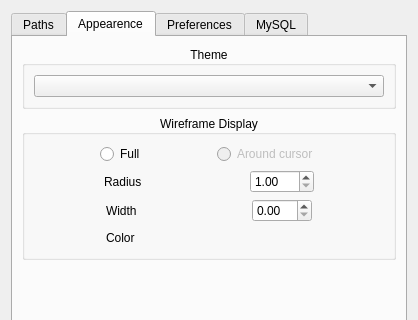
Qt form src/noggit/ui/SettingsPanel.ui (Marlamin/noggit-red) before a commit; both pictures show x 0 to 418 and y 0 to 320 of the 418 by 560 pixel window.
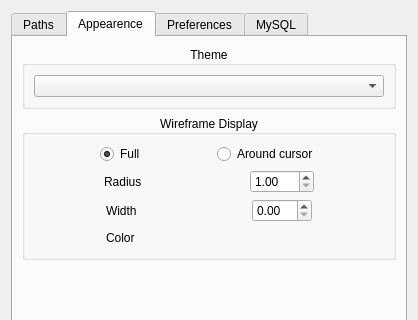
The same form after that commit. The open tabs and pages were chosen to show the change. Icons and pictures are not drawn. Custom widgets are drawn as their Qt base class.

The edit to the form file:
```diff
--- a/src/noggit/ui/SettingsPanel.ui
+++ b/src/noggit/ui/SettingsPanel.ui
@@ -282,6 +282,12 @@
                     <property name="text">
                      <string>Full</string>
                     </property>
+                    <property name="checked">
+                     <bool>true</bool>
+                    </property>
+                    <property name="autoExclusive">
+                     <bool>false</bool>
+                    </property>
                     <attribute name="buttonGroup">
                      <string notr="true">_wireframe_type_group</string>
                     </attribute>
@@ -303,7 +309,7 @@
                   <item>
                    <widget class="QRadioButton" name="radio_wire_cursor">
                     <property name="enabled">
-                     <bool>false</bool>
+                     <bool>true</bool>
                     </property>
                     <property name="text">
                      <string>Around cursor</string>
```
Left out of the diff: 5 changed lines with no effect on the pictures.
